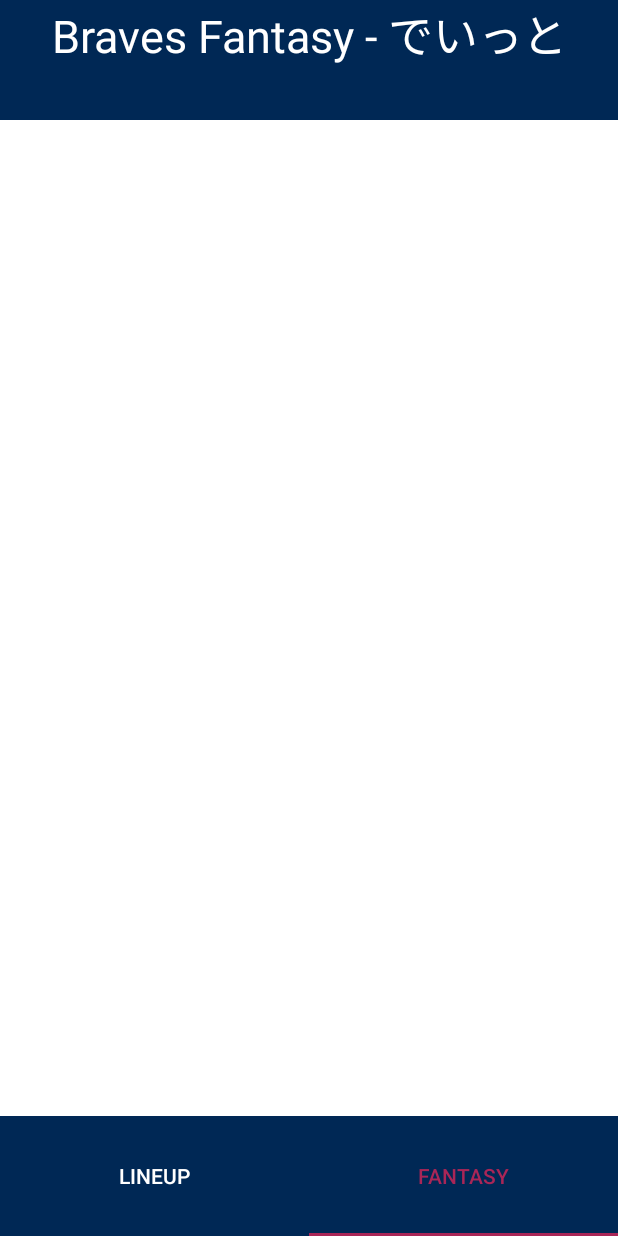
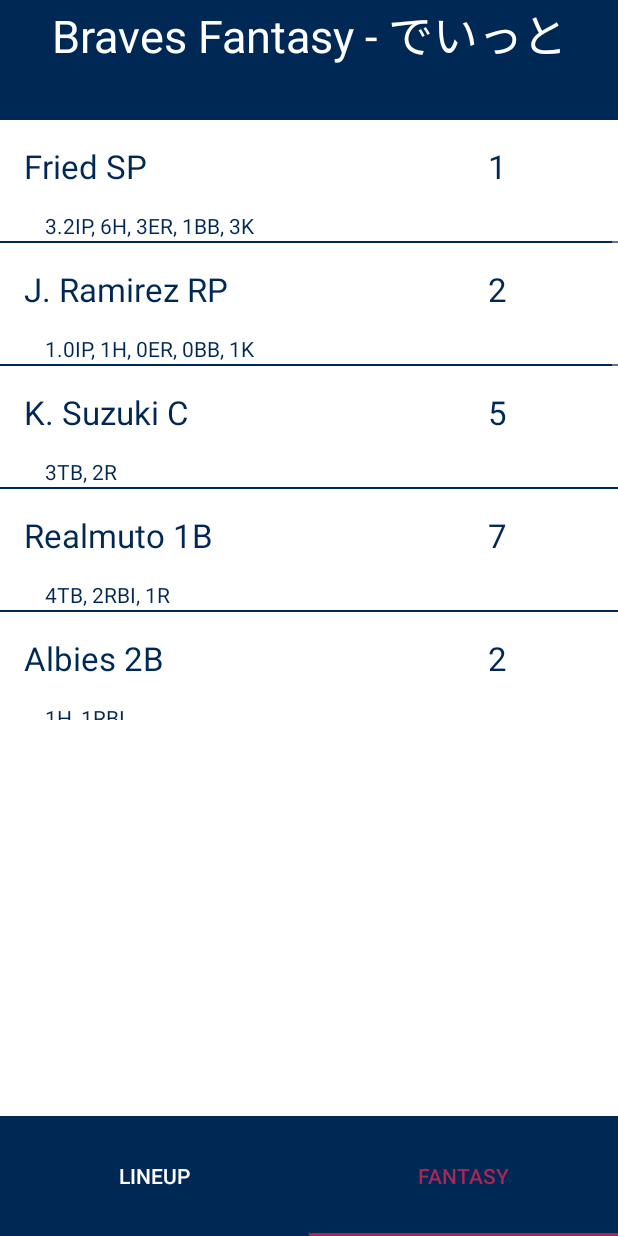
Before and after one commit to htonyn/ProjectTuna, an Android app: the FantasyActivity screen opened directly, with no data from a screen before it, item 2 of the bottom bar chosen, on a phone screen of 412 x 824 dp. Run offline under Robolectric (Android 15) with nearby library versions, the phone set to English and light mode, and no system bars; our stand-ins replace ButterKnife.

Commit message:
I don't know what I'm doing

```diff
--- a/app/src/main/java/ponkberry/projecttuna/MainActivity.java
+++ b/app/src/main/java/ponkberry/projecttuna/MainActivity.java
@@ -31,7 +31,7 @@ public class MainActivity extends BaseActivity {
             Log.w("yourtag", "Error Package name not found ", e);
         }
         tv1 = (TextView) findViewById(R.id.potato);
-        tv1.setText(s);
+//        tv1.setText(s);
     }
 
     private void initialListener() {
--- a/app/src/main/java/ponkberry/projecttuna/adapter/FantasyListViewAdapter.java
+++ b/app/src/main/java/ponkberry/projecttuna/adapter/FantasyListViewAdapter.java
@@ -55,9 +55,9 @@ public class FantasyListViewAdapter extends BaseAdapter {
         }
         holder.hp = listResult.get(position);
 
-        holder.textView1.setText("ads"+holder.hp.getName());
+        holder.textView1.setText(holder.hp.getName());
         holder.textView2.setText(holder.hp.getTeam());
-        holder.textView3.setText(holder.hp.getName());
+        holder.textView3.setText(holder.hp.getYes());
 
         return convertView;
     }
--- a/app/src/main/java/ponkberry/projecttuna/model/util/home/HomePlayer.java
+++ b/app/src/main/java/ponkberry/projecttuna/model/util/home/HomePlayer.java
@@ -22,13 +22,18 @@ public class HomePlayer {
     @Expose
     private Pitcher pitcher;
 
+    private String yes;
+
     public HomePlayer(String potato1, String potato2, String potato3) {
         name=potato1;
         team=potato2;
+        yes=potato3;
         position=null;
         hitterStats=null;
         pitcher=null;
     }
+
+    public String getYes() { return yes; }
 
     public String getName() {
         return name;
--- a/app/src/main/java/ponkberry/projecttuna/view/FantasyView.java
+++ b/app/src/main/java/ponkberry/projecttuna/view/FantasyView.java
@@ -38,8 +38,8 @@ public class FantasyView extends LinearLayout implements AdapterView.OnItemClick
 
     private void initializeList() {
         view2 = inflater.inflate(R.layout.list_header, this);
-//        populateGameList(gameList);
-        gameList = new Parser().getHomeTeam(context);
+        populateGameList(gameList);
+//        gameList = new Parser().getHomeTeam(context);
         System.out.println(gameList.toString());
         adapter = new FantasyListViewAdapter(this.context, gameList);
         View header = LayoutInflater.from(view2.getContext())
@@ -53,8 +53,16 @@ public class FantasyView extends LinearLayout implements AdapterView.OnItemClick
     }
 
     private void populateGameList(List<HomePlayer> list) {
-        //list = new Parser().getHomeTeam();
-        list.add(new HomePlayer("Inciarte", "Braves", "Yes"));
+        list.add(new HomePlayer("Fried SP", "3.2IP, 6H, 3ER, 1BB, 3K", "1")); //SP
+        list.add(new HomePlayer("J. Ramirez RP", "1.0IP, 1H, 0ER, 0BB, 1K", "2")); //RP
+        list.add(new HomePlayer("K. Suzuki C", "3TB, 2R", "5")); //C
+        list.add(new HomePlayer("Realmuto 1B", "4TB, 2RBI, 1R", "7")); //1B
+        list.add(new HomePlayer("Albies 2B", "1H, 1RBI", "2")); //2B
+        list.add(new HomePlayer("B. Anderson 3B", "2H, 1RBI, 1R", "4")); //3B
+        list.add(new HomePlayer("Swanson SS", "1R, 3BB", "4")); //SS
+        list.add(new HomePlayer("Ozuna LF", "1TB, 1R", "2")); //LF
+        list.add(new HomePlayer("Inciarte CF", "2TB, 1RBI, 1BB", "4")); //CF
+        list.add(new HomePlayer("Stanton RF", "4TB, 1RBI, 1R", "6")); //RF
     }
 
     @Override
--- a/app/src/main/res/layout/fantasy_list_item.xml
+++ b/app/src/main/res/layout/fantasy_list_item.xml
@@ -27,6 +27,7 @@
             android:layout_width="match_parent"
             android:layout_weight="0.4"
             android:layout_height="0dp"
+            android:paddingLeft="30dp"
             android:textSize="14sp"
             android:textColor="@color/bravesNavy"
             android:text="Stats" />
@@ -39,7 +40,7 @@
         android:layout_weight="0.2"
         android:layout_height="match_parent"
         android:layout_margin="16dp"
-        android:layout_gravity="right"
+        android:layout_gravity="center_vertical"
         android:paddingLeft="5dp"
         android:textSize="22sp"
         android:textColor="@color/bravesNavy"
--- a/app/src/main/res/layout/list_view.xml
+++ b/app/src/main/res/layout/list_view.xml
@@ -8,8 +8,8 @@
         android:id="@+id/lineup_listview"
         android:layout_width="match_parent"
         android:layout_height="match_parent"
-        android:divider="@null"
-        android:dividerHeight="0dip"
+        android:divider="@color/bravesNavy"
+        android:dividerHeight="1dp"
         android:fadingEdge="none" />
 
 </LinearLayout>
```
